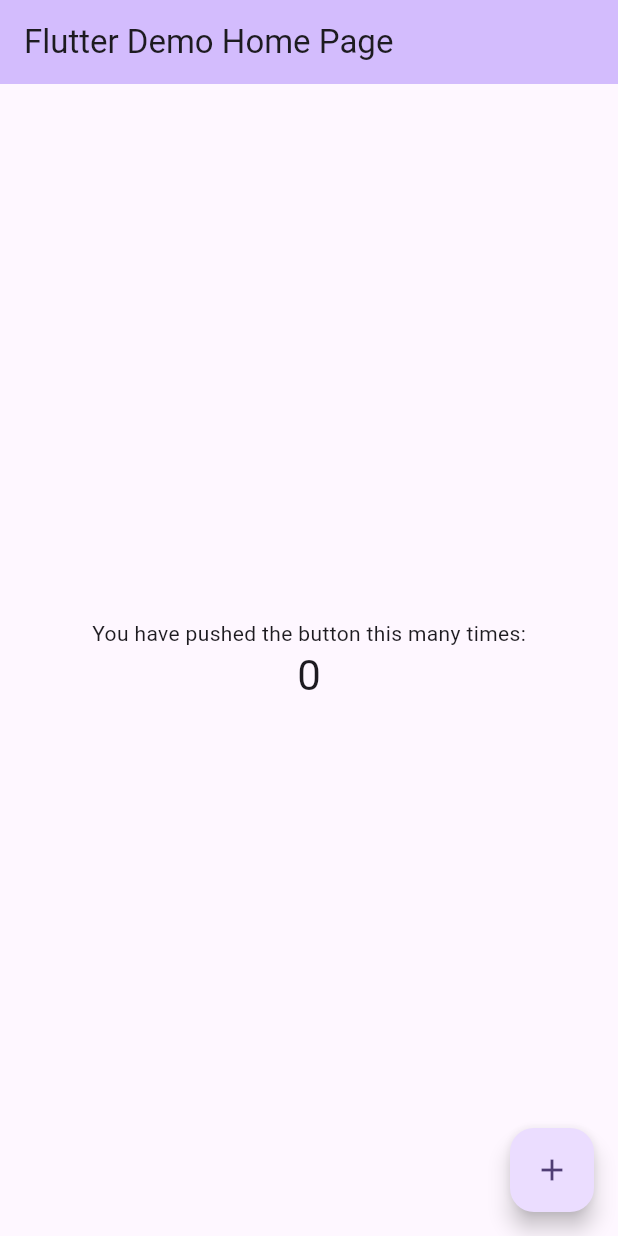
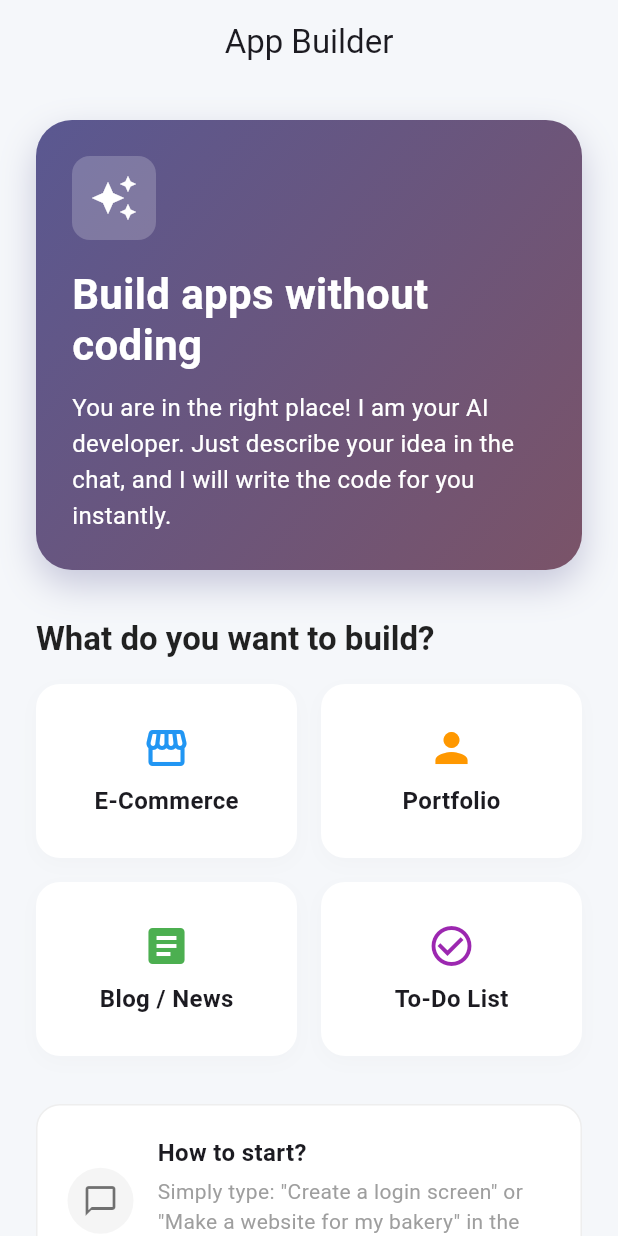
Before and after one commit to could-ai/019ab5b6-835c-7d58-ad85-263ffef524f1, a Flutter app: the screen it shows after launch, on a phone screen of 412 x 824 dp. Run offline on Flutter 3.47's test engine with Material 3 defaults, Android fonts, the phone set to English and light mode, and no system bars.

Commit message:
Replaced the default counter app with a 'No-Code Builder' welcome screen. This new UI serves as a starting point, explaining to the user that they can build any app by simply describing it in the chat. It includes a hero section, example app ideas, and instructions.

```diff
--- a/usr/lib/main.dart
+++ b/usr/lib/main.dart
@@ -7,117 +7,220 @@ void main() {
 class MyApp extends StatelessWidget {
   const MyApp({super.key});
 
-  // This widget is the root of your application.
   @override
   Widget build(BuildContext context) {
     return MaterialApp(
-      title: 'Flutter Demo',
+      title: 'No-Code Builder',
       debugShowCheckedModeBanner: false,
       theme: ThemeData(
-        // This is the theme of your application.
-        //
-        // TRY THIS: Try running your application with "flutter run". You'll see
-        // the application has a purple toolbar. Then, without quitting the app,
-        // try changing the seedColor in the colorScheme below to Colors.green
-        // and then invoke "hot reload" (save your changes or press the "hot
-        // reload" button in a Flutter-supported IDE, or press "r" if you used
-        // the command line to start the app).
-        //
-        // Notice that the counter didn't reset back to zero; the application
-        // state is not lost during the reload. To reset the state, use hot
-        // restart instead.
-        //
-        // This works for code too, not just values: Most code changes can be
-        // tested with just a hot reload.
-        colorScheme: ColorScheme.fromSeed(seedColor: Colors.deepPurple),
+        colorScheme: ColorScheme.fromSeed(
+          seedColor: const Color(0xFF6C63FF),
+          brightness: Brightness.light,
+        ),
+        useMaterial3: true,
+        scaffoldBackgroundColor: const Color(0xFFF5F7FA),
+        cardTheme: CardTheme(
+          elevation: 2,
+          shape: RoundedRectangleBorder(borderRadius: BorderRadius.circular(16)),
+          color: Colors.white,
+        ),
       ),
       initialRoute: '/',
       routes: {
-        '/': (context) => const MyHomePage(title: 'Flutter Demo Home Page'),
+        '/': (context) => const HomeScreen(),
       },
     );
   }
 }
 
-class MyHomePage extends StatefulWidget {
-  const MyHomePage({super.key, required this.title});
-
-  // This widget is the home page of your application. It is stateful, meaning
-  // that it has a State object (defined below) that contains fields that affect
-  // how it looks.
-
-  // This class is the configuration for the state. It holds the values (in this
-  // case the title) provided by the parent (in this case the App widget) and
-  // used by the build method of the State. Fields in a Widget subclass are
-  // always marked "final".
-
-  final String title;
-
-  @override
-  State<MyHomePage> createState() => _MyHomePageState();
-}
-
-class _MyHomePageState extends State<MyHomePage> {
-  int _counter = 0;
-
-  void _incrementCounter() {
-    setState(() {
-      // This call to setState tells the Flutter framework that something has
-      // changed in this State, which causes it to rerun the build method below
-      // so that the display can reflect the updated values. If we changed
-      // _counter without calling setState(), then the build method would not be
-      // called again, and so nothing would appear to happen.
-      _counter++;
-    });
-  }
+class HomeScreen extends StatelessWidget {
+  const HomeScreen({super.key});
 
   @override
   Widget build(BuildContext context) {
-    // This method is rerun every time setState is called, for instance as done
-    // by the _incrementCounter method above.
-    //
-    // The Flutter framework has been optimized to make rerunning build methods
-    // fast, so that you can just rebuild anything that needs updating rather
-    // than having to individually change instances of widgets.
     return Scaffold(
       appBar: AppBar(
-        // TRY THIS: Try changing the color here to a specific color (to
-        // Colors.amber, perhaps?) and trigger a hot reload to see the AppBar
-        // change color while the other colors stay the same.
-        backgroundColor: Theme.of(context).colorScheme.inversePrimary,
-        // Here we take the value from the MyHomePage object that was created by
-        // the App.build method, and use it to set our appbar title.
-        title: Text(widget.title),
+        title: const Text('App Builder'),
+        centerTitle: true,
+        backgroundColor: Colors.transparent,
+        elevation: 0,
       ),
-      body: Center(
-        // Center is a layout widget. It takes a single child and positions it
-        // in the middle of the parent.
+      body: SingleChildScrollView(
+        padding: const EdgeInsets.all(24.0),
         child: Column(
-          // Column is also a layout widget. It takes a list of children and
-          // arranges them vertically. By default, it sizes itself to fit its
-          // children horizontally, and tries to be as tall as its parent.
-          //
-          // Column has various properties to control how it sizes itself and
-          // how it positions its children. Here we use mainAxisAlignment to
-          // center the children vertically; the main axis here is the vertical
-          // axis because Columns are vertical (the cross axis would be
-          // horizontal).
-          //
-          // TRY THIS: Invoke "debug painting" (choose the "Toggle Debug Paint"
-          // action in the IDE, or press "p" in the console), to see the
-          // wireframe for each widget.
-          mainAxisAlignment: MainAxisAlignment.center,
-          children: <Widget>[
-            const Text('You have pushed the button this many times:'),
-            Text('$_counter', style: Theme.of(context).textTheme.headlineMedium),
+          crossAxisAlignment: CrossAxisAlignment.start,
+          children: [
+            _buildHeroSection(context),
+            const SizedBox(height: 32),
+            Text(
+              'What do you want to build?',
+              style: Theme.of(context).textTheme.titleLarge?.copyWith(
+                    fontWeight: FontWeight.bold,
+                    color: Colors.black87,
+                  ),
+            ),
+            const SizedBox(height: 16),
+            _buildIdeaGrid(context),
+            const SizedBox(height: 32),
+            _buildInstructionCard(context),
           ],
         ),
       ),
-      floatingActionButton: FloatingActionButton(
-        onPressed: _incrementCounter,
-        tooltip: 'Increment',
-        child: const Icon(Icons.add),
-      ), // This trailing comma makes auto-formatting nicer for build methods.
+    );
+  }
+
+  Widget _buildHeroSection(BuildContext context) {
+    return Container(
+      width: double.infinity,
+      padding: const EdgeInsets.all(24),
+      decoration: BoxDecoration(
+        gradient: LinearGradient(
+          colors: [
+            Theme.of(context).colorScheme.primary,
+            Theme.of(context).colorScheme.tertiary,
+          ],
+          begin: Alignment.topLeft,
+          end: Alignment.bottomRight,
+        ),
+        borderRadius: BorderRadius.circular(24),
+        boxShadow: [
+          BoxShadow(
+            color: Theme.of(context).colorScheme.primary.withOpacity(0.3),
+            blurRadius: 20,
+            offset: const Offset(0, 10),
+          ),
+        ],
+      ),
+      child: Column(
+        crossAxisAlignment: CrossAxisAlignment.start,
+        children: [
+          Container(
+            padding: const EdgeInsets.all(12),
+            decoration: BoxDecoration(
+              color: Colors.white.withOpacity(0.2),
+              borderRadius: BorderRadius.circular(12),
+            ),
+            child: const Icon(Icons.auto_awesome, color: Colors.white, size: 32),
+          ),
+          const SizedBox(height: 20),
+          const Text(
+            'Build apps without coding',
+            style: TextStyle(
+              color: Colors.white,
+              fontSize: 28,
+              fontWeight: FontWeight.bold,
+              height: 1.2,
+            ),
+          ),
+          const SizedBox(height: 12),
+          const Text(
+            'You are in the right place! I am your AI developer. Just describe your idea in the chat, and I will write the code for you instantly.',
+            style: TextStyle(
+              color: Colors.white,
+              fontSize: 16,
+              height: 1.5,
+            ),
+          ),
+        ],
+      ),
+    );
+  }
+
+  Widget _buildIdeaGrid(BuildContext context) {
+    final ideas = [
+      {'icon': Icons.storefront, 'title': 'E-Commerce', 'color': Colors.blue},
+      {'icon': Icons.person, 'title': 'Portfolio', 'color': Colors.orange},
+      {'icon': Icons.article, 'title': 'Blog / News', 'color': Colors.green},
+      {'icon': Icons.check_circle_outline, 'title': 'To-Do List', 'color': Colors.purple},
+    ];
+
+    return GridView.builder(
+      shrinkWrap: true,
+      physics: const NeverScrollableScrollPhysics(),
+      gridDelegate: const SliverGridDelegateWithFixedCrossAxisCount(
+        crossAxisCount: 2,
+        crossAxisSpacing: 16,
+        mainAxisSpacing: 16,
+        childAspectRatio: 1.5,
+      ),
+      itemCount: ideas.length,
+      itemBuilder: (context, index) {
+        final idea = ideas[index];
+        return Container(
+          decoration: BoxDecoration(
+            color: Colors.white,
+            borderRadius: BorderRadius.circular(16),
+            boxShadow: [
+              BoxShadow(
+                color: Colors.grey.withOpacity(0.05),
+                blurRadius: 10,
+                offset: const Offset(0, 4),
+              ),
+            ],
+          ),
+          child: Column(
+            mainAxisAlignment: MainAxisAlignment.center,
+            children: [
+              Icon(
+                idea['icon'] as IconData,
+                size: 32,
+                color: idea['color'] as Color,
+              ),
+              const SizedBox(height: 8),
+              Text(
+                idea['title'] as String,
+                style: const TextStyle(
+                  fontWeight: FontWeight.w600,
+                  fontSize: 16,
+                ),
+              ),
+            ],
+          ),
+        );
+      },
+    );
+  }
+
+  Widget _buildInstructionCard(BuildContext context) {
+    return Container(
+      padding: const EdgeInsets.all(20),
+      decoration: BoxDecoration(
+        color: Colors.white,
+        borderRadius: BorderRadius.circular(16),
+        border: Border.all(color: Colors.grey.shade200),
+      ),
+      child: Row(
+        children: [
+          Container(
+            padding: const EdgeInsets.all(10),
+            decoration: BoxDecoration(
+              color: Colors.grey.shade100,
+              shape: BoxShape.circle,
+            ),
+            child: const Icon(Icons.chat_bubble_outline, color: Colors.black54),
+          ),
+          const SizedBox(width: 16),
+          const Expanded(
+            child: Column(
+              crossAxisAlignment: CrossAxisAlignment.start,
+              children: [
+                Text(
+                  'How to start?',
+                  style: TextStyle(
+                    fontWeight: FontWeight.bold,
+                    fontSize: 16,
+                  ),
+                ),
+                SizedBox(height: 4),
+                Text(
+                  'Simply type: "Create a login screen" or "Make a website for my bakery" in the chat box.',
+                  style: TextStyle(color: Colors.grey),
+                ),
+              ],
+            ),
+          ),
+        ],
+      ),
     );
   }
 }
```
